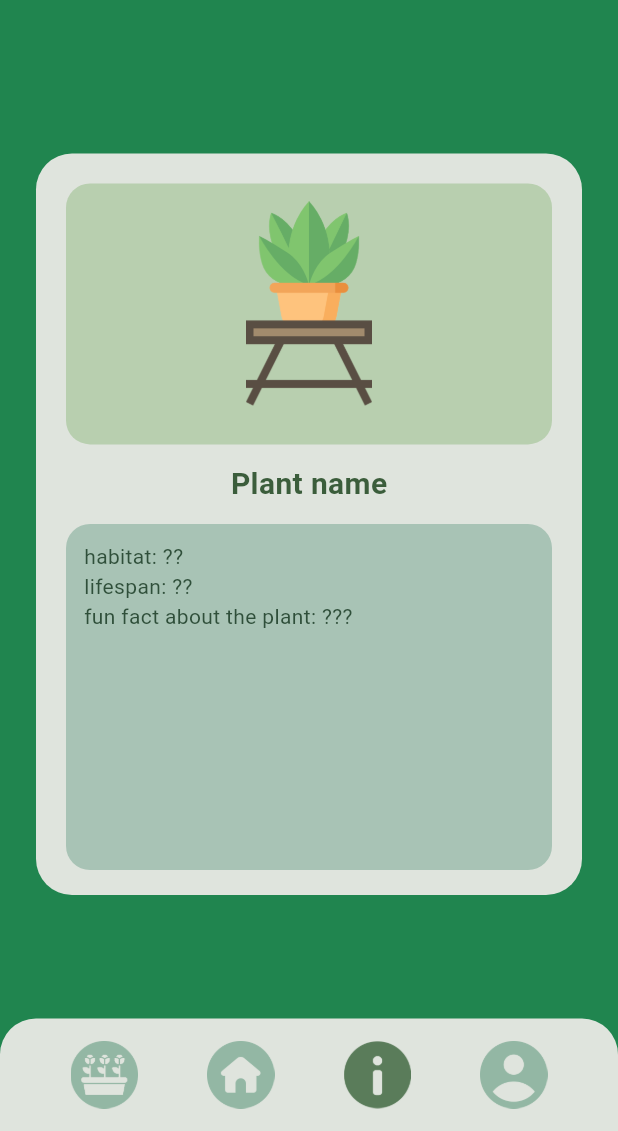
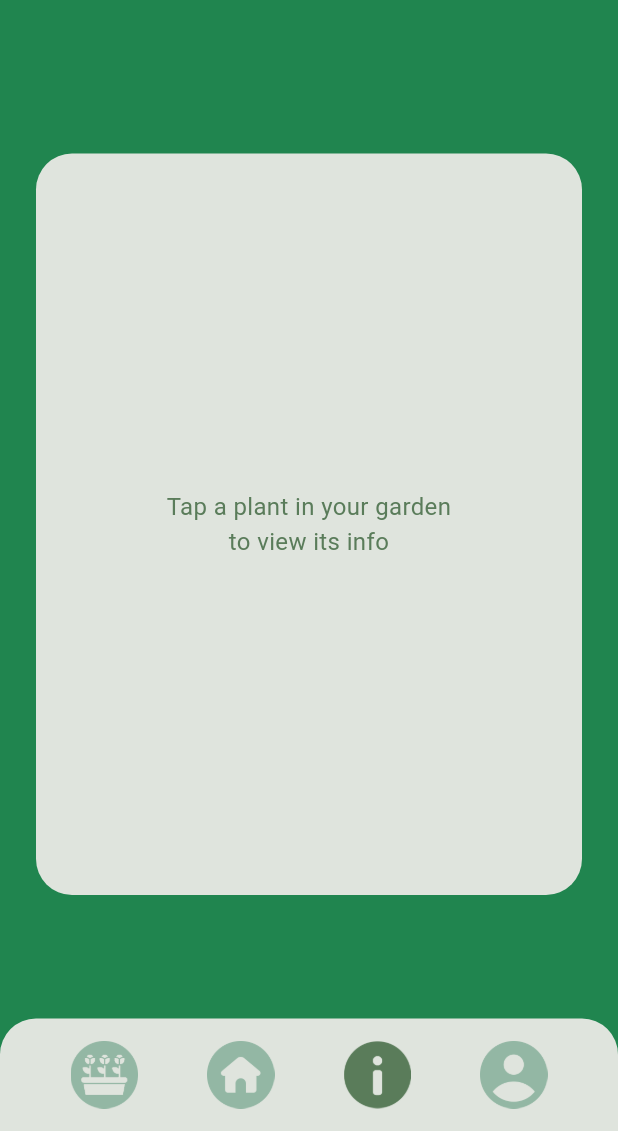
Before and after one commit to mfirdaus0066/kitahack_2026, a Flutter app: the InfoScreen screen opened by its route, on a phone screen of 412 x 824 dp, the part 105-1236 px from its top. Run offline on Flutter 3.47's test engine with Material 3 defaults, Android fonts, the phone set to English and light mode, and no system bars; our stand-ins replace cloud_firestore, firebase_auth, firebase_core; accounts and stored records are empty; Roboto replaces fonts that are missing (JejuHallasan).

Commit message:
fetching info from firestore and put it on info page

```diff
--- a/Frontend/lib/screens/info_screen.dart
+++ b/Frontend/lib/screens/info_screen.dart
@@ -1,4 +1,5 @@
 import 'package:flutter/material.dart';
+import 'package:cloud_firestore/cloud_firestore.dart';
 
 class InfoScreen extends StatefulWidget {
   const InfoScreen({super.key});
@@ -8,35 +9,23 @@ class InfoScreen extends StatefulWidget {
 }
 
 class _InfoScreenState extends State<InfoScreen> {
-  final TextEditingController _textController = TextEditingController();
-  int _selectedIndex = 2; // For bottom navigation bar
-
-  @override
-  void dispose() {
-    _textController.dispose();
-    super.dispose();
-  }
+  int _selectedIndex = 2;
 
   void _onNavItemTapped(int index) {
     setState(() {
       _selectedIndex = index;
     });
 
-    // Handle navigation based on selected index
     switch (index) {
       case 0:
-        // Navigate to garden screen
         Navigator.pushNamed(context, '/garden');
         break;
       case 1:
-        // Navigate to home screen
         Navigator.pushNamed(context, '/home');
         break;
       case 2:
-        // Already on info screen
         break;
       case 3:
-        // Navigate to user screen
         Navigator.pushNamed(context, '/user');
         break;
     }
@@ -44,12 +33,13 @@ class _InfoScreenState extends State<InfoScreen> {
 
   @override
   Widget build(BuildContext context) {
+    final plantId = ModalRoute.of(context)?.settings.arguments as String?;
+
     return Scaffold(
-      backgroundColor: const Color(0xFF20854F), // Green background
+      backgroundColor: const Color(0xFF20854F),
       body: SafeArea(
         child: Column(
           children: [
-            // Top decoration row (logo icon)
             Padding(
               padding: const EdgeInsets.only(
                 top: 10.0,
@@ -59,10 +49,7 @@ class _InfoScreenState extends State<InfoScreen> {
               ),
               child: Row(
                 mainAxisAlignment: MainAxisAlignment.start,
-                children: [
-                  // Logo icon
-                  _LogoIcon(),
-                ],
+                children: [_LogoIcon()],
               ),
             ),
 
@@ -76,10 +63,40 @@ class _InfoScreenState extends State<InfoScreen> {
                 color: Theme.of(context).colorScheme.surfaceContainerHighest,
                 borderRadius: BorderRadius.circular(24),
               ),
-              child: Column(
+              child: plantId == null
+                  ? const Center(
+                      child: Text(
+                        'Tap a plant in your garden\nto view its info',
+                        textAlign: TextAlign.center,
+                        style: TextStyle(
+                          fontSize: 16,
+                          color: Color(0xFF5A7C5A),
+                        ),
+                      ),
+                    )
+                  : FutureBuilder<DocumentSnapshot>(
+                      future: FirebaseFirestore.instance
+                          .collection('plants')
+                          .doc(plantId)
+                          .get(),
+                      builder: (context, snapshot) {
+                        if (!snapshot.hasData) {
+                          return const Center(
+                              child: CircularProgressIndicator());
+                        }
+
+                        final plant = snapshot.data!;
+                        final imagePath = plant['goodImagePath'] ??
+                            'assets/images/plant_sample.png';
+                        final name = plant['name'] ?? 'Plant name';
+                        final habitat = plant['habitat'] ?? '??';
+                        final lifespan =
+                            plant['lifespan']?.toString() ?? '??';
+                        final funFact = plant['funfact'] ?? '???';
+
+                        return Column(
                           mainAxisSize: MainAxisSize.min,
                           children: [
-                  // Plant image card
                             Container(
                               padding: const EdgeInsets.all(12),
                               width: double.infinity,
@@ -88,7 +105,7 @@ class _InfoScreenState extends State<InfoScreen> {
                                 borderRadius: BorderRadius.circular(16),
                               ),
                               child: Image.asset(
-                      'assets/images/plant_sample.png',
+                                imagePath,
                                 height: 150,
                                 fit: BoxFit.contain,
                               ),
@@ -96,10 +113,9 @@ class _InfoScreenState extends State<InfoScreen> {
 
                             const SizedBox(height: 12),
 
-                  // Plant name
-                  const Text(
-                    'Plant name',
-                    style: TextStyle(
+                            Text(
+                              name,
+                              style: const TextStyle(
                                 fontSize: 20,
                                 fontWeight: FontWeight.bold,
                                 color: Color(0xFF3B5D3B),
@@ -108,23 +124,28 @@ class _InfoScreenState extends State<InfoScreen> {
 
                             const SizedBox(height: 12),
 
-                  // Info box
                             Container(
                               width: double.infinity,
-                    height: MediaQuery.of(context).size.height * 0.28,
+                              height:
+                                  MediaQuery.of(context).size.height * 0.28,
                               padding: const EdgeInsets.all(12),
                               decoration: BoxDecoration(
                                 color: const Color(0xFFA8C3B5),
                                 borderRadius: BorderRadius.circular(16),
                               ),
-                    child: const Text(
-                      'habitat: ??\n'
-                      'lifespan: ??\n'
-                      'fun fact about the plant: ???',
-                      style: TextStyle(fontSize: 14, color: Color(0xFF2F4F3A)),
+                              child: Text(
+                                'habitat: $habitat\n'
+                                'lifespan: $lifespan years\n'
+                                'fun fact: $funFact',
+                                style: const TextStyle(
+                                  fontSize: 14,
+                                  color: Color(0xFF2F4F3A),
+                                ),
                               ),
                             ),
                           ],
+                        );
+                      },
                     ),
             ),
 
@@ -132,7 +153,6 @@ class _InfoScreenState extends State<InfoScreen> {
           ],
         ),
       ),
-      // Bottom navigation bar
       bottomNavigationBar: Container(
         decoration: BoxDecoration(
           color: Theme.of(context).colorScheme.surfaceContainerHighest,
@@ -142,7 +162,8 @@ class _InfoScreenState extends State<InfoScreen> {
           ),
         ),
         child: Padding(
-          padding: const EdgeInsets.symmetric(vertical: 10.0, horizontal: 24.0),
+          padding:
+              const EdgeInsets.symmetric(vertical: 10.0, horizontal: 24.0),
           child: Row(
             mainAxisAlignment: MainAxisAlignment.spaceAround,
             children: [
@@ -174,7 +195,6 @@ class _InfoScreenState extends State<InfoScreen> {
   }
 }
 
-// Logo icon widget
 class _LogoIcon extends StatelessWidget {
   @override
   Widget build(BuildContext context) {
@@ -186,7 +206,6 @@ class _LogoIcon extends StatelessWidget {
   }
 }
 
-// Navigation bar item
 class _NavBarItem extends StatelessWidget {
   final String imagePath;
   final bool isSelected;
@@ -208,7 +227,7 @@ class _NavBarItem extends StatelessWidget {
         padding: const EdgeInsets.all(5),
         child: Image.asset(
           imagePath,
-          color: isSelected ? Color(0xFF5A7C5A) : null,
+          color: isSelected ? const Color(0xFF5A7C5A) : null,
           fit: BoxFit.contain,
         ),
       ),
```
Lines whose indentation alone changed are shown as unchanged.
